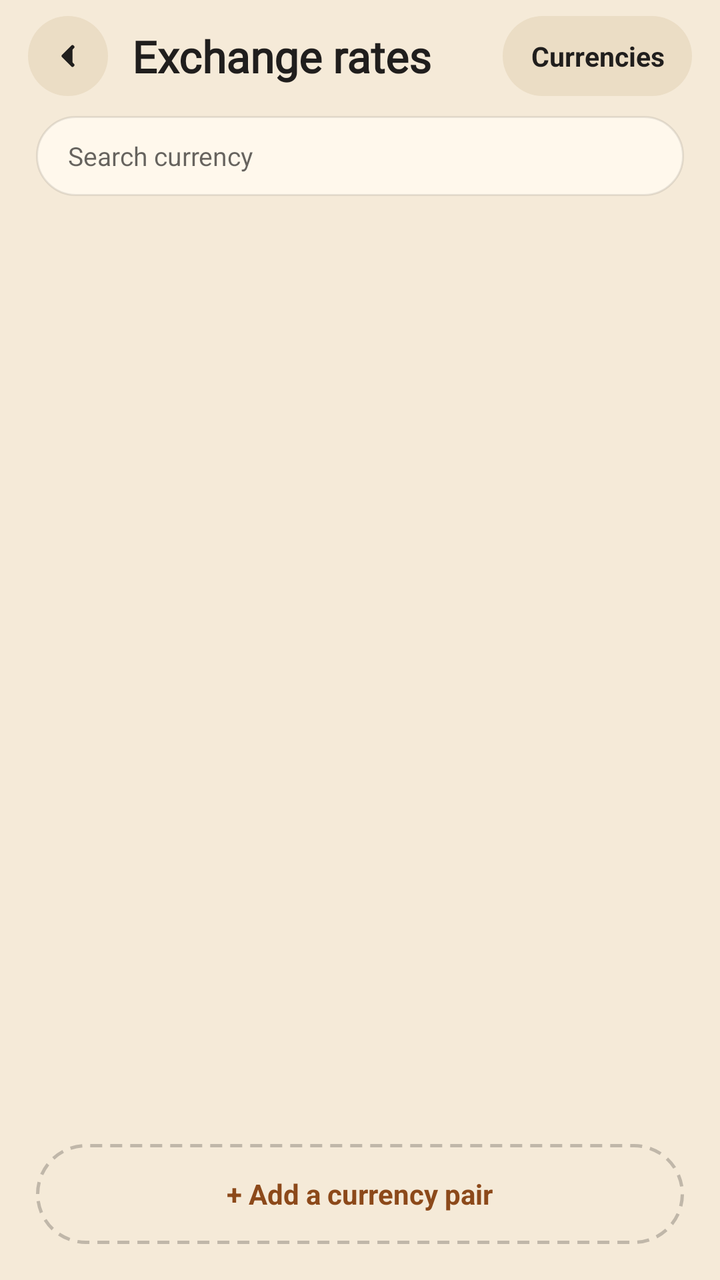
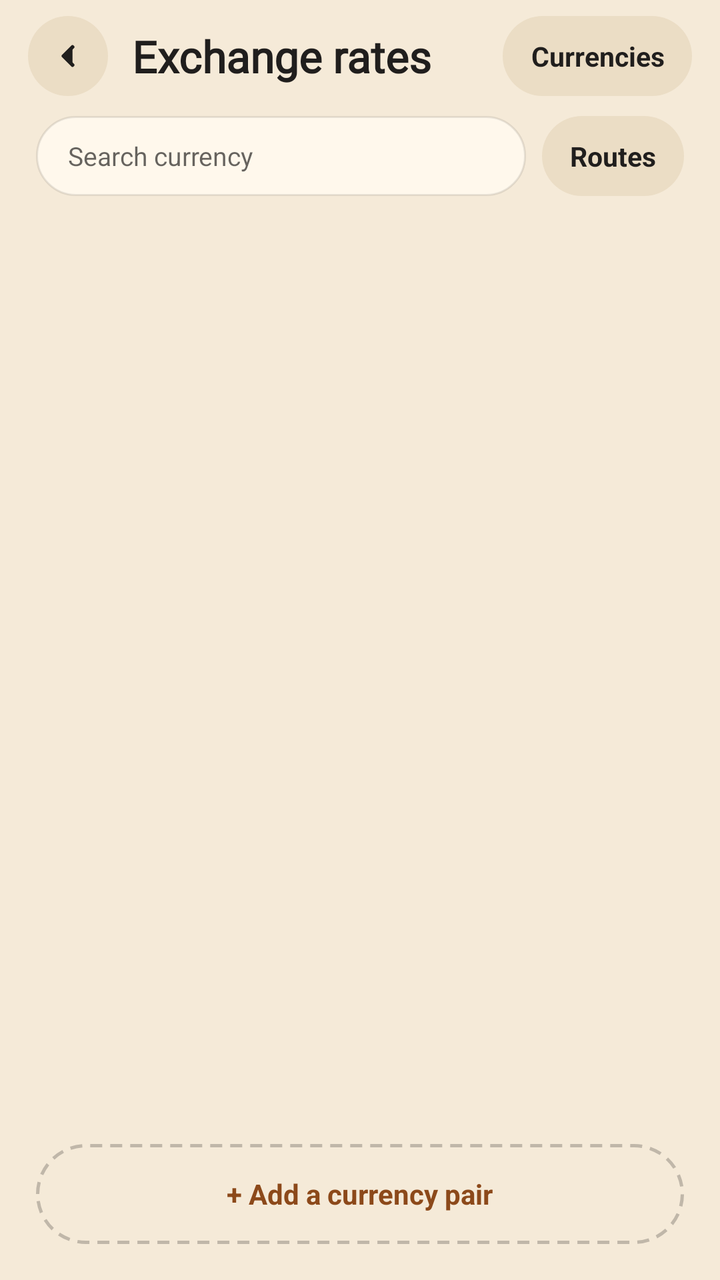

Screens rendered from an Android XML layout before and after an edit, with the pre-edit source and the edit as a unified diff.
<!-- AndroidManifest.xml: activity theme AppTheme.NoActionBar -->
<!-- res/layout/activity_currencypair_list.xml -->
<?xml version="1.0" encoding="utf-8"?>

<RelativeLayout xmlns:android="http://schemas.android.com/apk/res/android"
    android:layout_width="match_parent"
    android:layout_height="match_parent"
    android:background="@color/colorBackground">

    <LinearLayout
        android:id="@+id/toolbar"
        android:layout_width="match_parent"
        android:layout_height="wrap_content"
        android:orientation="horizontal"
        android:gravity="center_vertical"
        android:paddingLeft="14dp"
        android:paddingRight="14dp"
        android:paddingTop="8dp"
        android:paddingBottom="10dp">

        <ImageButton
            android:id="@+id/btnUp"
            android:layout_width="40dp"
            android:layout_height="40dp"
            android:background="@drawable/bg_pill_secondary"
            android:src="@drawable/ic_nav_back"
            android:onClick="btnUp"/>

        <TextView
            android:layout_width="0dp"
            android:layout_height="wrap_content"
            android:layout_weight="1"
            android:layout_marginStart="12dp"
            android:text="@string/activity_currencypair_list_text_1"
            android:textSize="22sp"
            android:textStyle="bold"
            android:fontFamily="@font/caprasimo"
            android:textColor="@color/colorTextPrimary"/>

        
        <TextView
            android:id="@+id/btnCurrencies"
            android:layout_width="wrap_content"
            android:layout_height="40dp"
            android:background="@drawable/bg_pill_secondary"
            android:clickable="true"
            android:focusable="true"
            android:gravity="center"
            android:paddingLeft="14dp"
            android:paddingRight="14dp"
            android:text="@string/activity_currencypair_list_btn_currencies_text"
            android:textColor="@color/colorTextPrimary"
            android:textSize="13.5sp"
            android:textStyle="bold"
            android:onClick="onOpenCurrencies"/>
    </LinearLayout>

    
    <EditText
        android:id="@+id/currencyFilterSearch"
        android:layout_width="match_parent"
        android:layout_height="40dp"
        android:layout_below="@id/toolbar"
        android:layout_marginStart="18dp"
        android:layout_marginEnd="18dp"
        android:layout_marginBottom="10dp"
        android:background="@drawable/bg_input_pill"
        android:hint="@string/activity_currencypair_list_currency_filter_search_hint"
        android:paddingLeft="16dp"
        android:paddingRight="16dp"
        android:textSize="13sp"
        android:singleLine="true"/>

    <ListView
        android:id="@+id/listPairs"
        android:layout_width="match_parent"
        android:layout_height="wrap_content"
        android:layout_below="@id/currencyFilterSearch"
        android:layout_above="@id/btnAddPair"
        android:divider="@null"
        android:paddingLeft="18dp"
        android:paddingRight="18dp"
        android:clipToPadding="false"/>

    <LinearLayout
        android:id="@+id/btnAddPair"
        android:layout_width="match_parent"
        android:layout_height="50dp"
        android:layout_alignParentBottom="true"
        android:layout_margin="18dp"
        android:background="@drawable/bg_pill_dashed"
        android:gravity="center"
        android:onClick="onAddPair">

        <TextView
            android:layout_width="wrap_content"
            android:layout_height="wrap_content"
            android:text="@string/activity_currencypair_list_text_2"
            android:textSize="14sp"
            android:textStyle="bold"
            android:textColor="@color/colorexpanse"/>
    </LinearLayout>
</RelativeLayout>
<!-- resources referenced by this layout -->
<resources>
  <color name="colorBackground">#F5EAD8</color>
  <color name="colorTextPrimary">#201E1D</color>
  <color name="colorexpanse">#8C491A</color>
  <!-- drawable bg_input_pill (drawable) -->
  <?xml version="1.0" encoding="utf-8"?>
  <shape xmlns:android="http://schemas.android.com/apk/res/android">
      <solid android:color="@color/colorSurface"/>
      <corners android:radius="999dp"/>
      <stroke android:width="1dp" android:color="@color/colorCardBorder"/>
  </shape>
  <!-- drawable bg_pill_dashed (drawable) -->
  <?xml version="1.0" encoding="utf-8"?>
  <shape xmlns:android="http://schemas.android.com/apk/res/android">
      <solid android:color="@android:color/transparent"/>
      <corners android:radius="999dp"/>
      <stroke android:width="1.5dp" android:color="@color/colorOutlineStrong" android:dashWidth="6dp" android:dashGap="4dp"/>
  </shape>
  <!-- drawable bg_pill_secondary (drawable) -->
  <?xml version="1.0" encoding="utf-8"?>
  <ripple xmlns:android="http://schemas.android.com/apk/res/android"
      android:color="@color/colorPrimaryLight">
      <item>
          <shape>
              <solid android:color="@color/colorSurfaceAlt"/>
              <corners android:radius="999dp"/>
          </shape>
      </item>
  </ripple>
  <!-- drawable ic_nav_back (drawable) -->
  <?xml version="1.0" encoding="utf-8"?>
  <vector xmlns:android="http://schemas.android.com/apk/res/android"
      android:width="18dp" android:height="18dp" android:viewportWidth="24" android:viewportHeight="24">
      <path android:fillColor="@color/colorTextPrimary" android:pathData="M15,6 L9,12 L15,18"
          android:strokeColor="@color/colorTextPrimary" android:strokeWidth="2.5" android:strokeLineCap="round" android:strokeLineJoin="round"/>
  </vector>
  <string name="activity_currencypair_list_btn_currencies_text">Currencies</string>
  <string name="activity_currencypair_list_currency_filter_search_hint">Search currency</string>
  <string name="activity_currencypair_list_text_1">Exchange rates</string>
  <string name="activity_currencypair_list_text_2">+ Add a currency pair</string>
  <style name="AppTheme.NoActionBar">
          <item name="windowActionBar">false</item>
          <item name="windowNoTitle">true</item>
      </style>
  <color name="colorSurface">#FFF8EC</color>
  <color name="colorCardBorder">#1A201E1D</color>
  <color name="colorOutlineStrong">#40201E1D</color>
  <color name="colorPrimaryLight">#F6A06B</color>
  <color name="colorSurfaceAlt">#EBDDC5</color>
</resources>

<!-- the commit's change to res/layout/activity_currencypair_list.xml (unified diff, before → after) -->
@@ -54,26 +54,53 @@
     </LinearLayout>
 
     
-    <EditText
-        android:id="@+id/currencyFilterSearch"
+    <LinearLayout
+        android:id="@+id/searchRow"
         android:layout_width="match_parent"
-        android:layout_height="40dp"
+        android:layout_height="wrap_content"
         android:layout_below="@id/toolbar"
         android:layout_marginStart="18dp"
         android:layout_marginEnd="18dp"
         android:layout_marginBottom="10dp"
-        android:background="@drawable/bg_input_pill"
-        android:hint="@string/activity_currencypair_list_currency_filter_search_hint"
-        android:paddingLeft="16dp"
-        android:paddingRight="16dp"
-        android:textSize="13sp"
-        android:singleLine="true"/>
+        android:orientation="horizontal"
+        android:gravity="center_vertical">
+
+        <EditText
+            android:id="@+id/currencyFilterSearch"
+            android:layout_width="0dp"
+            android:layout_height="40dp"
+            android:layout_weight="1"
+            android:background="@drawable/bg_input_pill"
+            android:hint="@string/activity_currencypair_list_currency_filter_search_hint"
+            android:paddingLeft="16dp"
+            android:paddingRight="16dp"
+            android:textSize="13sp"
+            android:singleLine="true"/>
+
+        
+        <TextView
+            android:id="@+id/btnRoutes"
+            android:layout_width="wrap_content"
+            android:layout_height="40dp"
+            android:layout_marginStart="8dp"
+            android:background="@drawable/bg_pill_secondary"
+            android:clickable="true"
+            android:focusable="true"
+            android:gravity="center"
+            android:paddingLeft="14dp"
+            android:paddingRight="14dp"
+            android:text="@string/activity_currencypair_list_btn_routes_text"
+            android:textColor="@color/colorTextPrimary"
+            android:textSize="13.5sp"
+            android:textStyle="bold"
+            android:onClick="onOpenRoutes"/>
+    </LinearLayout>
 
     <ListView
         android:id="@+id/listPairs"
         android:layout_width="match_parent"
         android:layout_height="wrap_content"
-        android:layout_below="@id/currencyFilterSearch"
+        android:layout_below="@id/searchRow"
         android:layout_above="@id/btnAddPair"
         android:divider="@null"
         android:paddingLeft="18dp"
<!-- resource entries referenced after the edit -->
@@ -36,6 +36,7 @@
           android:strokeColor="@color/colorTextPrimary" android:strokeWidth="2.5" android:strokeLineCap="round" android:strokeLineJoin="round"/>
   </vector>
   <string name="activity_currencypair_list_btn_currencies_text">Currencies</string>
+  <string name="activity_currencypair_list_btn_routes_text">Routes</string>
   <string name="activity_currencypair_list_currency_filter_search_hint">Search currency</string>
   <string name="activity_currencypair_list_text_1">Exchange rates</string>
   <string name="activity_currencypair_list_text_2">+ Add a currency pair</string>
